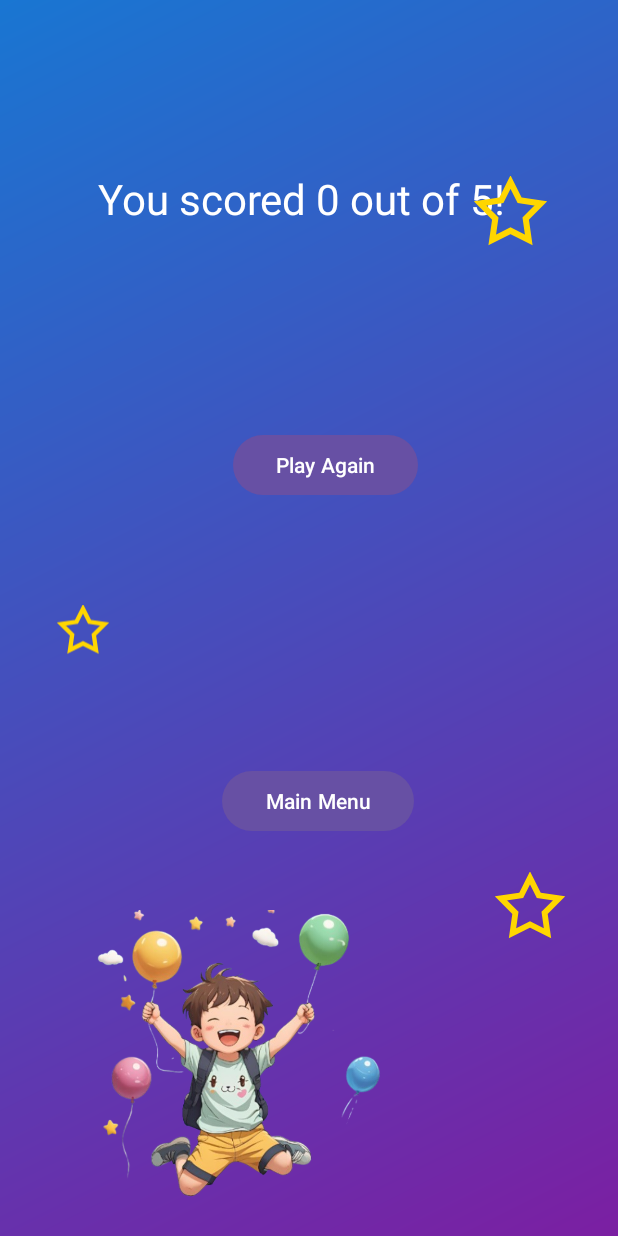
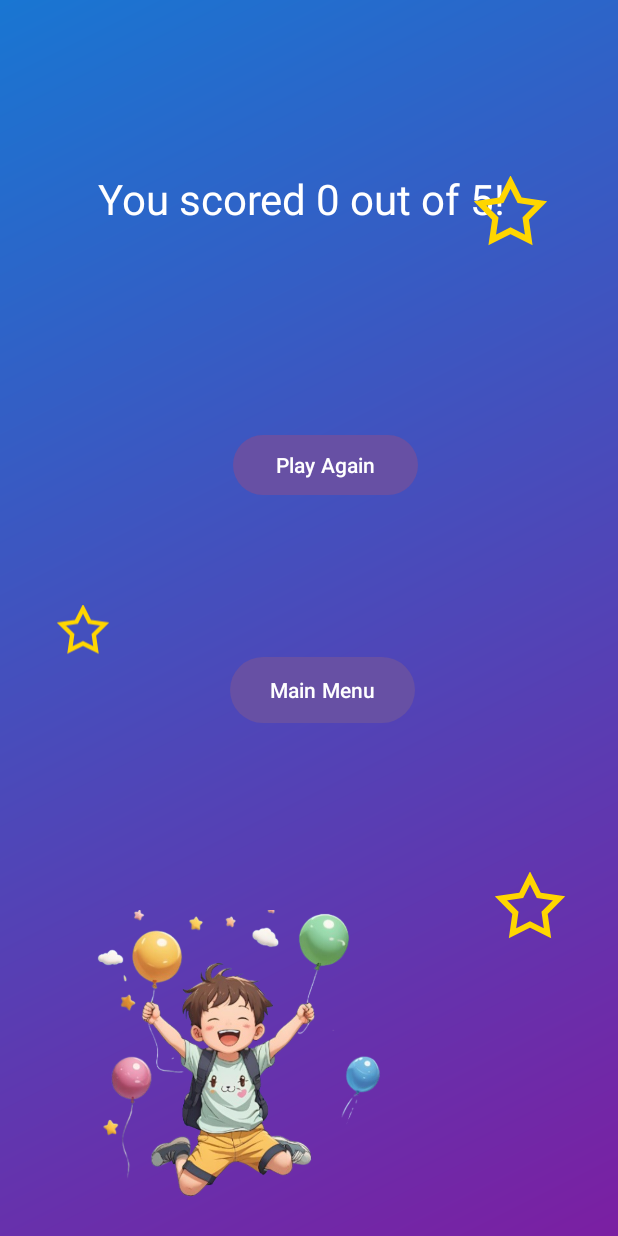
Before and after one commit to Ornella-Gigante/Math-Magic, an Android app: the ResultsActivity screen opened directly, with no data from a screen before it, on a phone screen of 412 x 824 dp. Run offline under Robolectric (Android 15) with nearby library versions, the phone set to English and light mode, and no system bars.

Commit message:
fix: fix button margins on layout for better UX

```diff
--- a/app/src/main/res/layout/activity_results.xml
+++ b/app/src/main/res/layout/activity_results.xml
@@ -48,19 +48,20 @@
         android:layout_marginBottom="16dp"
         android:text="Play Again" />
 
+    <!-- Imagen centrada debajo de los botones, con borde de estrella -->
+
     <Button
         android:id="@+id/button_main_menu"
-        android:layout_width="143dp"
-        android:layout_height="wrap_content"
+        android:layout_width="139dp"
+        android:layout_height="52dp"
         android:layout_alignParentStart="true"
         android:layout_alignParentEnd="true"
         android:layout_alignParentBottom="true"
-        android:layout_marginStart="132dp"
-        android:layout_marginEnd="120dp"
-        android:layout_marginBottom="250dp"
+        android:layout_marginStart="137dp"
+        android:layout_marginEnd="119dp"
+        android:layout_marginBottom="322dp"
         android:text="Main Menu" />
 
-    <!-- Imagen centrada debajo de los botones, con borde de estrella -->
     <FrameLayout
         android:id="@+id/star_image_container"
         android:layout_width="200dp"
```
